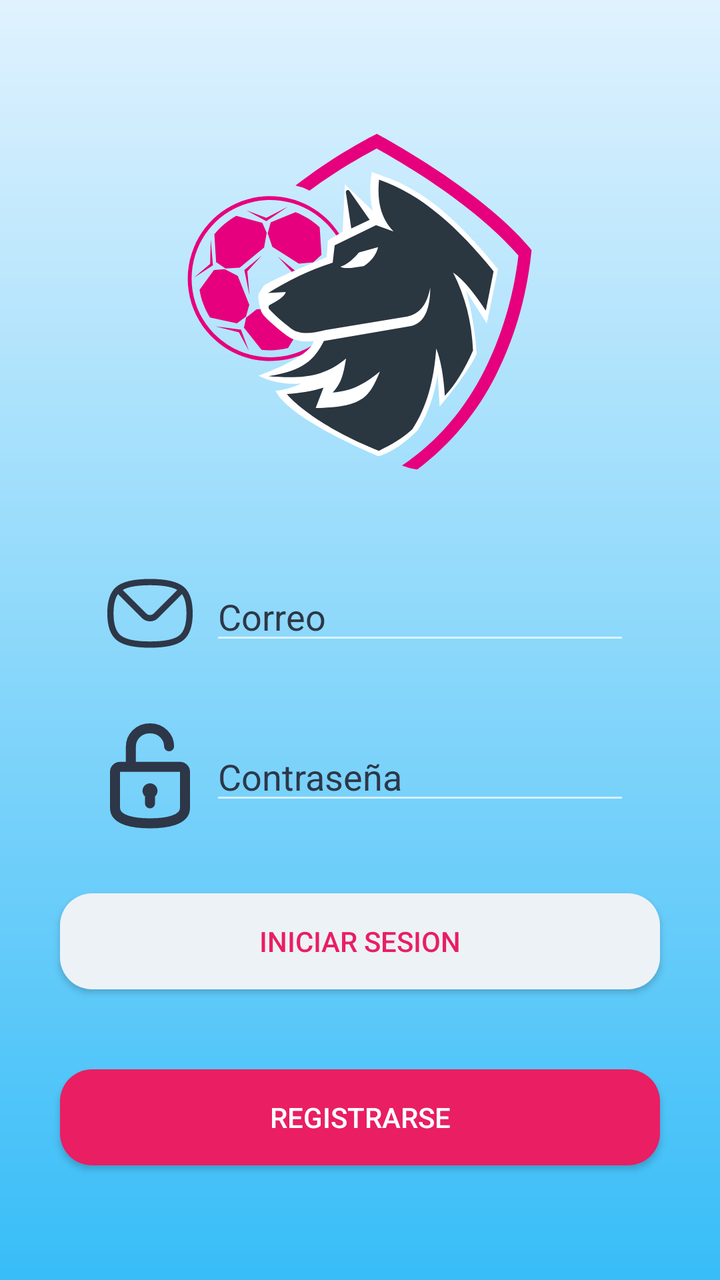
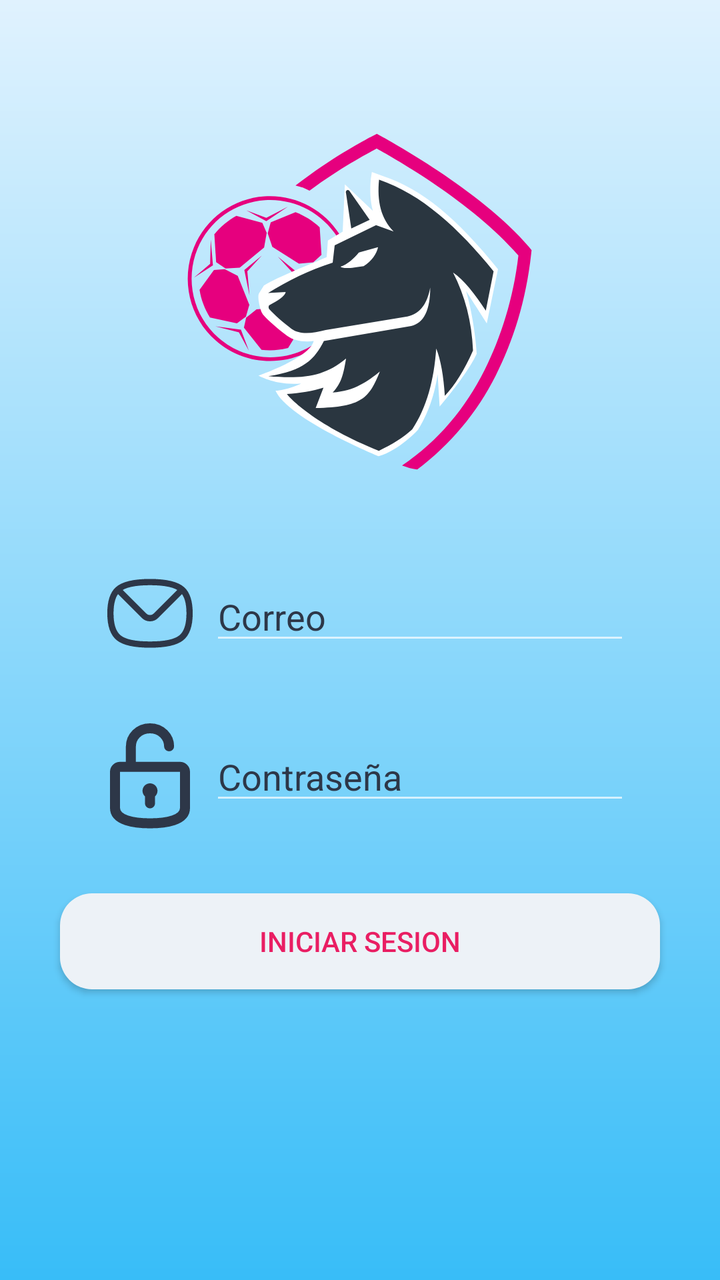

The first picture is an Android layout as it rendered before a commit; the second is the same layout after the commit. The layout source and the unified diff follow.
<!-- AndroidManifest.xml: application theme Theme.AppCompat.NoActionBar -->
<!-- res/layout/activity_main.xml -->
<?xml version="1.0" encoding="utf-8"?>
<LinearLayout xmlns:android="http://schemas.android.com/apk/res/android"
    xmlns:app="http://schemas.android.com/apk/res-auto"
    xmlns:tools="http://schemas.android.com/tools"
    android:id="@+id/main"
    android:layout_width="match_parent"
    android:layout_height="match_parent"
    tools:context=".MainActivity"
    android:background="@drawable/degradado_inicio_sesion"
    android:orientation="vertical">

    
    <ImageView
        android:id="@+id/imageView2"
        android:layout_width="wrap_content"
        android:layout_height="wrap_content"
        app:srcCompat="@drawable/logo_lobo"
        tools:layout_editor_absoluteX="112dp"
        tools:layout_editor_absoluteY="52dp"
        android:layout_gravity="center"
        android:layout_marginTop="60dp"
        android:layout_marginBottom="35dp"/>


    
    <LinearLayout
        android:layout_width="match_parent"
        android:layout_height="wrap_content"
        android:orientation="horizontal"
        android:layout_marginBottom="20dp"
        android:gravity="center">

        <ImageView
            android:id="@+id/imageView3"
            android:layout_width="60dp"
            android:layout_height="60dp"
            app:srcCompat="@drawable/correo_inactivo"
            tools:layout_editor_absoluteX="63dp"
            tools:layout_editor_absoluteY="278dp" />

        <EditText
            android:id="@+id/Correo"
            android:layout_width="wrap_content"
            android:layout_height="wrap_content"
            android:ems="10"
            android:hint="Correo"
            android:inputType="textEmailAddress"
            android:textColorHint="#2D3748"
            tools:layout_editor_absoluteX="133dp"
            tools:layout_editor_absoluteY="286dp" />

    </LinearLayout>


    
    <LinearLayout
        android:layout_width="match_parent"
        android:layout_height="wrap_content"
        android:orientation="horizontal"
        android:layout_marginBottom="20dp"
        android:gravity="center">

        <ImageView
            android:id="@+id/imageView4"
            android:layout_width="60dp"
            android:layout_height="60dp"
            app:srcCompat="@drawable/contrasena_inactiva"
            tools:layout_editor_absoluteX="63dp"
            tools:layout_editor_absoluteY="374dp" />

        <EditText
            android:id="@+id/Contrasena"
            android:layout_width="wrap_content"
            android:layout_height="wrap_content"
            android:ems="10"
            android:hint="Contraseña"
            android:inputType="textPassword"
            android:textColorHint="#2D3748"
            tools:layout_editor_absoluteX="133dp"
            tools:layout_editor_absoluteY="389dp" />

    </LinearLayout>

    
    <Button
        android:id="@+id/boton_inicio_sesion"
        android:layout_width="300dp"
        android:layout_height="wrap_content"
        android:background="@drawable/boton_inicio_sesion"
        android:text="INICIAR SESION"
        android:textColor="#E91E63"
        tools:layout_editor_absoluteX="55dp"
        tools:layout_editor_absoluteY="497dp"
        android:layout_marginTop="10dp"
        android:layout_marginBottom="30dp"
        android:layout_gravity="center_horizontal"/>

    
    <Button
        android:id="@+id/boton_registro"
        android:layout_width="300dp"
        android:layout_height="wrap_content"
        android:background="@drawable/boton_registro"
        android:text="REGISTRARSE"
        tools:layout_editor_absoluteX="55dp"
        tools:layout_editor_absoluteY="575dp"
        android:layout_marginTop="10dp"
        android:layout_marginBottom="30dp"
        android:layout_gravity="center_horizontal"/>





</LinearLayout>
<!-- resources referenced by this layout -->
<resources>
  <!-- drawable boton_inicio_sesion (drawable) -->
  <?xml version="1.0" encoding="utf-8"?>
  <shape xmlns:android="http://schemas.android.com/apk/res/android">
      <corners android:radius="16dp"></corners>
      <solid android:color="#EDF2F7"/>
  </shape>
  <!-- drawable boton_registro (drawable) -->
  <?xml version="1.0" encoding="utf-8"?>
  <shape xmlns:android="http://schemas.android.com/apk/res/android">
      <corners android:radius="16dp"></corners>
      <solid android:color="#E91E63"></solid>
  
  </shape>
  <!-- drawable contrasena_inactiva (drawable) -->
  <vector xmlns:android="http://schemas.android.com/apk/res/android"
      android:width="800dp"
      android:height="800dp"
      android:viewportWidth="24"
      android:viewportHeight="24">
    <path
        android:pathData="M8.182,10.703H6C5.448,10.703 5,11.149 5,11.701C5,13.348 5,16.677 5,18.919C5,21.432 8.886,22 12,22C15.114,22 19,21.432 19,18.919C19,16.677 19,13.348 19,11.701C19,11.149 18.552,10.703 18,10.703H15.818H8.182ZM8.182,10.703C8.182,10.703 8.182,8.135 8.182,6.595C8.182,4.746 9.709,3 12,3C14.291,3 15.818,4.746 15.818,6.595"
        android:strokeLineJoin="round"
        android:strokeWidth="2"
        android:fillColor="#00000000"
        android:strokeColor="#2D3748"
        android:strokeLineCap="round"/>
    <path
        android:pathData="M13,16.618V18C13,18.552 12.552,19 12,19C11.448,19 11,18.552 11,18V16.618C10.693,16.343 10.5,15.944 10.5,15.5C10.5,14.672 11.172,14 12,14C12.828,14 13.5,14.672 13.5,15.5C13.5,15.944 13.307,16.343 13,16.618Z"
        android:fillColor="#2D3748"
        android:fillType="evenOdd"/>
  </vector>
  <!-- drawable correo_inactivo (drawable) -->
  <vector xmlns:android="http://schemas.android.com/apk/res/android"
      android:width="800dp"
      android:height="800dp"
      android:viewportWidth="28.8"
      android:viewportHeight="28.8">
    <path
        android:pathData="M22.105,8.695C20.662,7.39 18.23,6.9 14.4,6.9C10.57,6.9 8.138,7.39 6.695,8.695M22.105,8.695C23.4,9.864 23.9,11.688 23.9,14.4C23.9,20.135 21.665,21.9 14.4,21.9C7.135,21.9 4.9,20.135 4.9,14.4C4.9,11.688 5.4,9.864 6.695,8.695M22.105,8.695L15.814,14.986C15.033,15.767 13.767,15.767 12.986,14.986L6.695,8.695"
        android:strokeLineJoin="round"
        android:strokeWidth="1.5"
        android:fillColor="#00000000"
        android:strokeColor="#2D3748"
        android:strokeLineCap="round"/>
  </vector>
  <!-- drawable degradado_inicio_sesion (drawable) -->
  <?xml version="1.0" encoding="utf-8"?>
  <shape xmlns:android="http://schemas.android.com/apk/res/android">
  
      <gradient
          android:startColor="#E0F2FE"
          android:centerColor="#8CD8FB"
          android:endColor="#38BDF8"
          android:angle="270"/>
  </shape>
  <!-- drawable logo_lobo: vector/xml drawable (drawable, 4272 chars, omitted) -->
</resources>

<!-- the commit's change to res/layout/activity_main.xml (unified diff, before → after) -->
@@ -95,18 +95,6 @@
         android:layout_marginBottom="30dp"
         android:layout_gravity="center_horizontal"/>
 
-    
-    <Button
-        android:id="@+id/boton_registro"
-        android:layout_width="300dp"
-        android:layout_height="wrap_content"
-        android:background="@drawable/boton_registro"
-        android:text="REGISTRARSE"
-        tools:layout_editor_absoluteX="55dp"
-        tools:layout_editor_absoluteY="575dp"
-        android:layout_marginTop="10dp"
-        android:layout_marginBottom="30dp"
-        android:layout_gravity="center_horizontal"/>
 
 
 
<!-- resource entries referenced after the edit -->
@@ -5,13 +5,6 @@
   <shape xmlns:android="http://schemas.android.com/apk/res/android">
       <corners android:radius="16dp"></corners>
       <solid android:color="#EDF2F7"/>
-  </shape>
-  <!-- drawable boton_registro (drawable) -->
-  <?xml version="1.0" encoding="utf-8"?>
-  <shape xmlns:android="http://schemas.android.com/apk/res/android">
-      <corners android:radius="16dp"></corners>
-      <solid android:color="#E91E63"></solid>
-  
   </shape>
   <!-- drawable contrasena_inactiva (drawable) -->
   <vector xmlns:android="http://schemas.android.com/apk/res/android"
